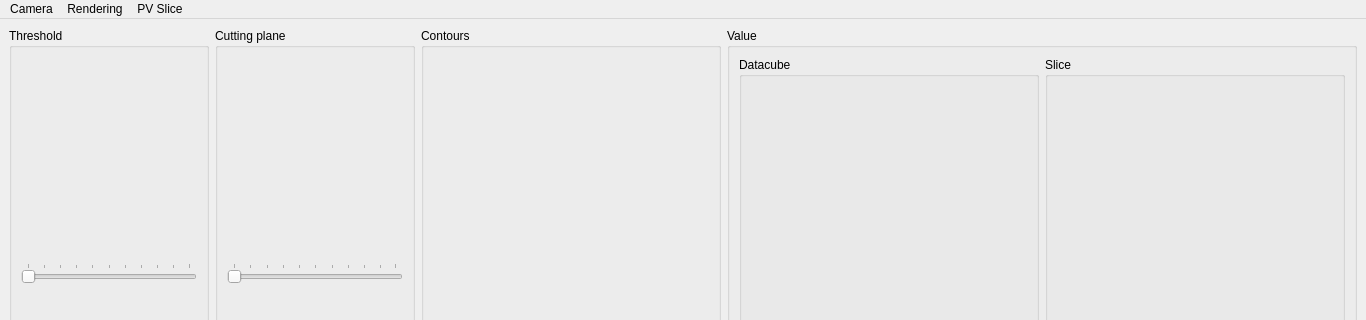
First picture: the form in Code/ui/pqwindowcube.ui, repository VisIVOLab/VisIVOVisualAnalytics, before the edit; both pictures show x 0 to 1366 and y 0 to 320 of the 1366 by 768 pixel window.
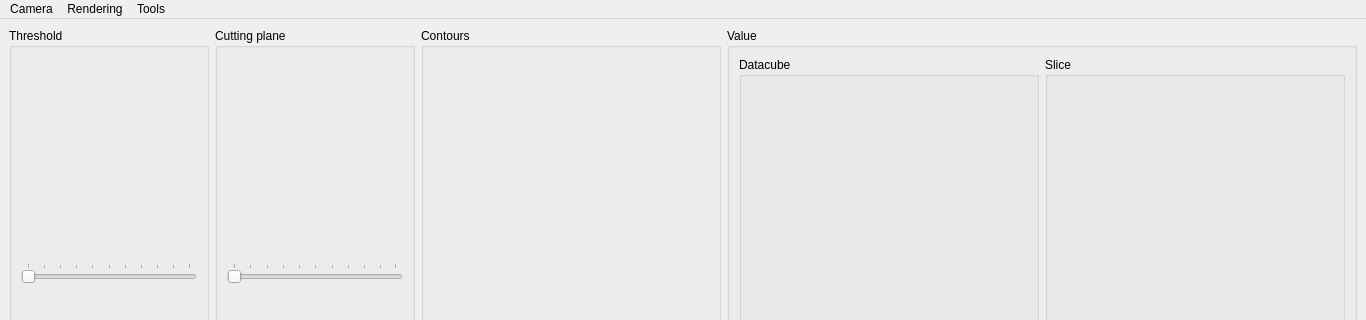
Second picture: the form after the edit. Icons and pictures are not drawn.

Commit message: Make PV filter generation asynchronous. Add PV Slice to Tools menu item.

```diff
--- a/Code/ui/pqwindowcube.ui
+++ b/Code/ui/pqwindowcube.ui
@@ -482,15 +482,15 @@
     <addaction name="menuVolume"/>
     <addaction name="menuSlice"/>
    </widget>
-   <widget class="QMenu" name="menuPV_Slice">
+   <widget class="QMenu" name="menuTools">
     <property name="title">
-     <string>PV Slice</string>
+     <string>Tools</string>
     </property>
     <addaction name="actionDraw_PV_line"/>
    </widget>
    <addaction name="menuCamera"/>
    <addaction name="menuRendering"/>
-   <addaction name="menuPV_Slice"/>
+   <addaction name="menuTools"/>
   </widget>
   <widget class="QStatusBar" name="statusBar"/>
   <action name="actionFront">
```
Left out of the diff: 3 changed lines with no effect on the pictures. The commit also changes 4 other files.
